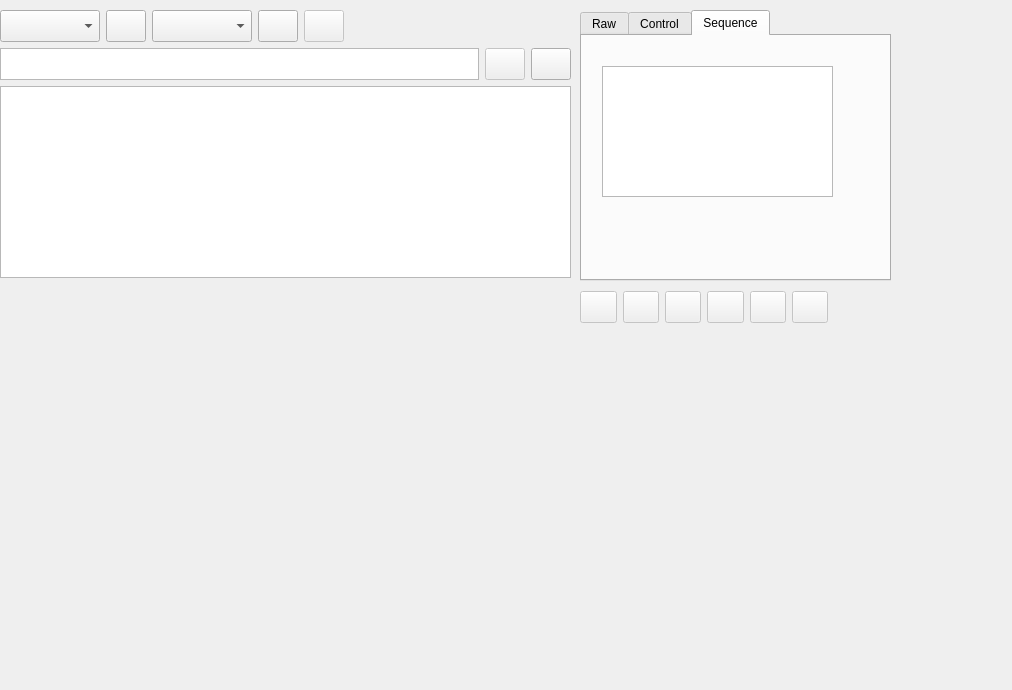
This is stepper_motor_controller_widget.ui in d-molchanov/stepper_motor_controller_widget as Qt 5 draws it before an edit. The edited form follows.
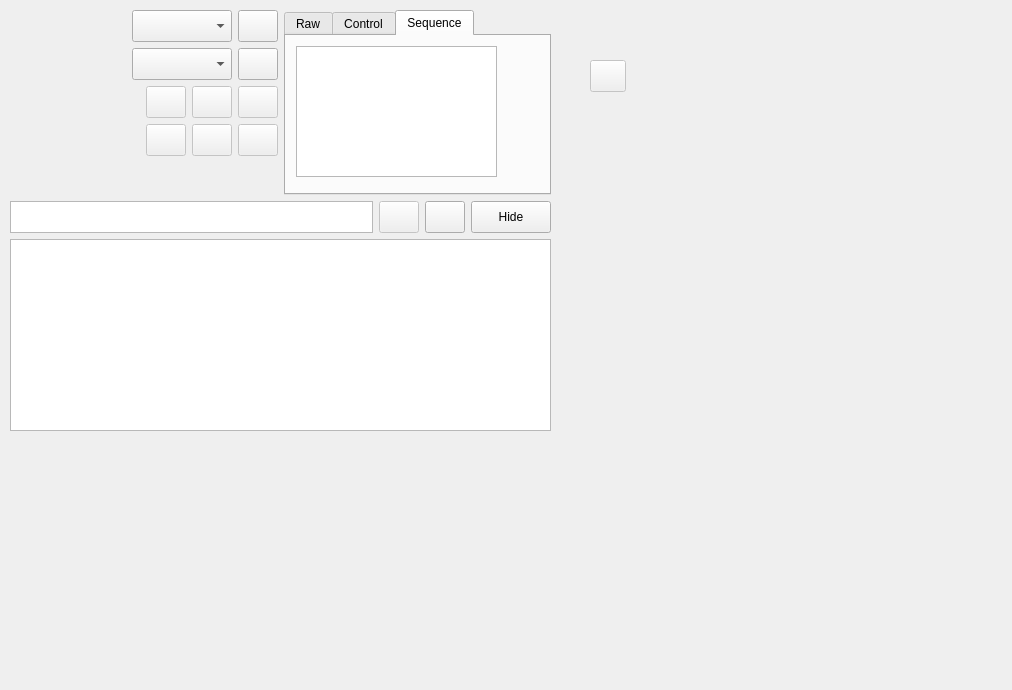
This is the edited form. The open tabs and pages were chosen to show the change. Icons and pictures are not drawn.

Commit message: GUI has been changed.

```diff
--- a/stepper_motor_controller_widget.ui
+++ b/stepper_motor_controller_widget.ui
@@ -19,18 +19,70 @@
   <property name="windowTitle">
    <string>Form</string>
   </property>
-  <widget class="QWidget" name="layoutWidget_2">
+  <widget class="QPushButton" name="pushButtonDisconnect">
+   <property name="enabled">
+    <bool>false</bool>
+   </property>
    <property name="geometry">
     <rect>
-     <x>0</x>
+     <x>590</x>
+     <y>60</y>
+     <width>36</width>
+     <height>32</height>
+    </rect>
+   </property>
+   <property name="minimumSize">
+    <size>
+     <width>0</width>
+     <height>32</height>
+    </size>
+   </property>
+   <property name="toolTip">
+    <string>Disconnect</string>
+   </property>
+   <property name="text">
+    <string/>
+   </property>
+   <property name="icon">
+    <iconset>
+     <normaloff>icons/disconnect.svg</normaloff>icons/disconnect.svg</iconset>
+   </property>
+   <property name="iconSize">
+    <size>
+     <width>24</width>
+     <height>24</height>
+    </size>
+   </property>
+  </widget>
+  <widget class="QWidget" name="">
+   <property name="geometry">
+    <rect>
+     <x>10</x>
      <y>10</y>
-     <width>571</width>
-     <height>321</height>
+     <width>541</width>
+     <height>421</height>
     </rect>
    </property>
-   <layout class="QVBoxLayout" name="verticalLayout_5">
+   <layout class="QVBoxLayout" name="verticalLayout_2">
+    <item>
+     <layout class="QHBoxLayout" name="horizontalLayout_5">
+      <item>
+       <layout class="QVBoxLayout" name="verticalLayout">
     <item>
      <layout class="QHBoxLayout" name="horizontalLayout">
+          <item>
+           <spacer name="horizontalSpacer_4">
+            <property name="orientation">
+             <enum>Qt::Orientation::Horizontal</enum>
+            </property>
+            <property name="sizeHint" stdset="0">
+             <size>
+              <width>40</width>
+              <height>20</height>
+             </size>
+            </property>
+           </spacer>
+          </item>
       <item>
        <widget class="QComboBox" name="comboBoxCOMPorts">
         <property name="sizePolicy">
@@ -73,6 +125,23 @@
         </property>
        </widget>
       </item>
+         </layout>
+        </item>
+        <item>
+         <layout class="QHBoxLayout" name="horizontalLayout_2">
+          <item>
+           <spacer name="horizontalSpacer_3">
+            <property name="orientation">
+             <enum>Qt::Orientation::Horizontal</enum>
+            </property>
+            <property name="sizeHint" stdset="0">
+             <size>
+              <width>40</width>
+              <height>20</height>
+             </size>
+            </property>
+           </spacer>
+          </item>
       <item>
        <widget class="QComboBox" name="comboBoxBaudRate">
         <property name="sizePolicy">
@@ -118,35 +187,10 @@
         </property>
        </widget>
       </item>
-      <item>
-       <widget class="QPushButton" name="pushButtonDisconnect">
-        <property name="enabled">
-         <bool>false</bool>
-        </property>
-        <property name="minimumSize">
-         <size>
-          <width>0</width>
-          <height>32</height>
-         </size>
-        </property>
-        <property name="toolTip">
-         <string>Disconnect</string>
-        </property>
-        <property name="text">
-         <string/>
-        </property>
-        <property name="icon">
-         <iconset>
-          <normaloff>icons/disconnect.svg</normaloff>icons/disconnect.svg</iconset>
-        </property>
-        <property name="iconSize">
-         <size>
-          <width>24</width>
-          <height>24</height>
-         </size>
-        </property>
-       </widget>
-      </item>
+         </layout>
+        </item>
+        <item>
+         <layout class="QHBoxLayout" name="horizontalLayout_3">
       <item>
        <spacer name="horizontalSpacer">
         <property name="orientation">
@@ -160,28 +204,43 @@
         </property>
        </spacer>
       </item>
-     </layout>
-    </item>
     <item>
-     <layout class="QHBoxLayout" name="horizontalLayout_2">
-      <item>
-       <widget class="QTextEdit" name="textEditMessage">
-        <property name="sizePolicy">
-         <sizepolicy hsizetype="Expanding" vsizetype="Fixed">
-          <horstretch>0</horstretch>
-          <verstretch>0</verstretch>
-         </sizepolicy>
-        </property>
-        <property name="maximumSize">
+           <widget class="QPushButton" name="pushButtonStartMotor">
+            <property name="enabled">
+             <bool>false</bool>
+            </property>
+            <property name="minimumSize">
          <size>
-          <width>16777215</width>
+              <width>0</width>
           <height>32</height>
          </size>
         </property>
+            <property name="toolTip">
+             <string>Start Motor</string>
+            </property>
+            <property name="text">
+             <string/>
+            </property>
+            <property name="icon">
+             <iconset>
+              <normaloff>icons/start_motor.svg</normaloff>icons/start_motor.svg</iconset>
+            </property>
+            <property name="iconSize">
+             <size>
+              <width>24</width>
+              <height>24</height>
+             </size>
+            </property>
+            <property name="checkable">
+             <bool>false</bool>
+            </property>
+            <property name="checked">
+             <bool>false</bool>
+            </property>
        </widget>
       </item>
       <item>
-       <widget class="QPushButton" name="pushButtonSend">
+           <widget class="QPushButton" name="pushButtonStopMotor">
         <property name="enabled">
          <bool>false</bool>
         </property>
@@ -210,7 +269,10 @@
        </widget>
       </item>
       <item>
-       <widget class="QPushButton" name="pushButtonClearLogs">
+           <widget class="QPushButton" name="pushButtonPoweroffMotor">
+            <property name="enabled">
+             <bool>false</bool>
+            </property>
         <property name="minimumSize">
          <size>
           <width>0</width>
@@ -238,20 +300,108 @@
      </layout>
     </item>
     <item>
-     <widget class="QTextEdit" name="textEditLogs">
-      <property name="sizePolicy">
-       <sizepolicy hsizetype="Expanding" vsizetype="Fixed">
-        <horstretch>0</horstretch>
-        <verstretch>0</verstretch>
-       </sizepolicy>
-      </property>
+         <layout class="QHBoxLayout" name="horizontalLayout_4">
+          <item>
+           <spacer name="horizontalSpacer_2">
+            <property name="orientation">
+             <enum>Qt::Orientation::Horizontal</enum>
+            </property>
+            <property name="sizeHint" stdset="0">
+             <size>
+              <width>40</width>
+              <height>20</height>
+             </size>
+            </property>
+           </spacer>
+          </item>
+          <item>
+           <widget class="QPushButton" name="pushButtonSetZero">
+            <property name="enabled">
+             <bool>false</bool>
+            </property>
       <property name="minimumSize">
        <size>
-        <width>200</width>
-        <height>0</height>
-       </size>
-      </property>
-     </widget>
+              <width>0</width>
+              <height>32</height>
+             </size>
+            </property>
+            <property name="toolTip">
+             <string>Set Zero</string>
+            </property>
+            <property name="text">
+             <string/>
+            </property>
+            <property name="icon">
+             <iconset>
+              <normaloff>icons/set_zero.svg</normaloff>icons/set_zero.svg</iconset>
+            </property>
+            <property name="iconSize">
+             <size>
+              <width>24</width>
+              <height>24</height>
+             </size>
+            </property>
+           </widget>
+          </item>
+          <item>
+           <widget class="QPushButton" name="pushButtonCheckState">
+            <property name="enabled">
+             <bool>false</bool>
+            </property>
+            <property name="minimumSize">
+             <size>
+              <width>0</width>
+              <height>32</height>
+             </size>
+            </property>
+            <property name="toolTip">
+             <string>Check state</string>
+            </property>
+            <property name="text">
+             <string/>
+            </property>
+            <property name="icon">
+             <iconset>
+              <normaloff>icons/check_state.svg</normaloff>icons/check_state.svg</iconset>
+            </property>
+            <property name="iconSize">
+             <size>
+              <width>24</width>
+              <height>24</height>
+             </size>
+            </property>
+           </widget>
+          </item>
+          <item>
+           <widget class="QPushButton" name="pushButtonMeasure">
+            <property name="enabled">
+             <bool>false</bool>
+            </property>
+            <property name="minimumSize">
+             <size>
+              <width>0</width>
+              <height>32</height>
+             </size>
+            </property>
+            <property name="toolTip">
+             <string>Measure</string>
+            </property>
+            <property name="text">
+             <string/>
+            </property>
+            <property name="icon">
+             <iconset>
+              <normaloff>icons/measure.svg</normaloff>icons/measure.svg</iconset>
+            </property>
+            <property name="iconSize">
+             <size>
+              <width>24</width>
+              <height>24</height>
+             </size>
+            </property>
+           </widget>
+          </item>
+         </layout>
     </item>
     <item>
      <spacer name="verticalSpacer">
@@ -267,16 +417,9 @@
      </spacer>
     </item>
    </layout>
-  </widget>
+      </item>
+      <item>
   <widget class="QTabWidget" name="tabWidget">
-   <property name="geometry">
-    <rect>
-     <x>580</x>
-     <y>10</y>
-     <width>311</width>
-     <height>271</height>
-    </rect>
-   </property>
    <property name="tabPosition">
     <enum>QTabWidget::TabPosition::North</enum>
    </property>
@@ -473,91 +616,38 @@
     <widget class="QTextEdit" name="textEditProgram">
      <property name="geometry">
       <rect>
-       <x>20</x>
-       <y>30</y>
-       <width>231</width>
+            <x>10</x>
+            <y>10</y>
+            <width>201</width>
        <height>131</height>
       </rect>
      </property>
     </widget>
    </widget>
   </widget>
-  <widget class="QWidget" name="">
-   <property name="geometry">
-    <rect>
-     <x>580</x>
-     <y>290</y>
-     <width>248</width>
-     <height>34</height>
-    </rect>
-   </property>
-   <layout class="QHBoxLayout" name="horizontalLayout_3">
-    <item>
-     <widget class="QPushButton" name="pushButtonStartMotor">
-      <property name="enabled">
-       <bool>false</bool>
-      </property>
-      <property name="minimumSize">
-       <size>
-        <width>0</width>
-        <height>32</height>
-       </size>
-      </property>
-      <property name="toolTip">
-       <string>Start Motor</string>
-      </property>
-      <property name="text">
-       <string/>
-      </property>
-      <property name="icon">
-       <iconset>
-        <normaloff>icons/start_motor.svg</normaloff>icons/start_motor.svg</iconset>
-      </property>
-      <property name="iconSize">
-       <size>
-        <width>24</width>
-        <height>24</height>
-       </size>
-      </property>
-      <property name="checkable">
-       <bool>false</bool>
-      </property>
-      <property name="checked">
-       <bool>false</bool>
-      </property>
-     </widget>
-    </item>
+      </item>
+     </layout>
+    </item>
     <item>
-     <widget class="QPushButton" name="pushButtonStopMotor">
-      <property name="enabled">
-       <bool>false</bool>
-      </property>
-      <property name="minimumSize">
+     <layout class="QHBoxLayout" name="horizontalLayout_6">
+      <item>
+       <widget class="QTextEdit" name="textEditMessage">
+        <property name="sizePolicy">
+         <sizepolicy hsizetype="Expanding" vsizetype="Fixed">
+          <horstretch>0</horstretch>
+          <verstretch>0</verstretch>
+         </sizepolicy>
+        </property>
+        <property name="maximumSize">
        <size>
-        <width>0</width>
+          <width>16777215</width>
         <height>32</height>
        </size>
       </property>
-      <property name="toolTip">
-       <string>Stop Motor</string>
-      </property>
-      <property name="text">
-       <string/>
-      </property>
-      <property name="icon">
-       <iconset>
-        <normaloff>icons/stop_motor.svg</normaloff>icons/stop_motor.svg</iconset>
-      </property>
-      <property name="iconSize">
-       <size>
-        <width>24</width>
-        <height>24</height>
-       </size>
-      </property>
      </widget>
     </item>
     <item>
-     <widget class="QPushButton" name="pushButtonPoweroffMotor">
+       <widget class="QPushButton" name="pushButtonSend">
       <property name="enabled">
        <bool>false</bool>
       </property>
@@ -586,10 +676,7 @@
      </widget>
     </item>
     <item>
-     <widget class="QPushButton" name="pushButtonSetZero">
-      <property name="enabled">
-       <bool>false</bool>
-      </property>
+       <widget class="QPushButton" name="pushButtonClearLogs">
       <property name="minimumSize">
        <size>
         <width>0</width>
@@ -615,10 +702,7 @@
      </widget>
     </item>
     <item>
-     <widget class="QPushButton" name="pushButtonCheckState">
-      <property name="enabled">
-       <bool>false</bool>
-      </property>
+       <widget class="QPushButton" name="pushButtonHideLogs">
       <property name="minimumSize">
        <size>
         <width>0</width>
@@ -629,7 +713,7 @@
        <string>Check state</string>
       </property>
       <property name="text">
-       <string/>
+         <string>Hide</string>
       </property>
       <property name="icon">
        <iconset>
@@ -643,31 +727,20 @@
       </property>
      </widget>
     </item>
+     </layout>
+    </item>
     <item>
-     <widget class="QPushButton" name="pushButtonMeasure">
-      <property name="enabled">
-       <bool>false</bool>
+     <widget class="QTextEdit" name="textEditLogs">
+      <property name="sizePolicy">
+       <sizepolicy hsizetype="Expanding" vsizetype="Fixed">
+        <horstretch>0</horstretch>
+        <verstretch>0</verstretch>
+       </sizepolicy>
       </property>
       <property name="minimumSize">
        <size>
-        <width>0</width>
-        <height>32</height>
-       </size>
-      </property>
-      <property name="toolTip">
-       <string>Measure</string>
-      </property>
-      <property name="text">
-       <string/>
-      </property>
-      <property name="icon">
-       <iconset>
-        <normaloff>icons/measure.svg</normaloff>icons/measure.svg</iconset>
-      </property>
-      <property name="iconSize">
-       <size>
-        <width>24</width>
-        <height>24</height>
+        <width>200</width>
+        <height>0</height>
        </size>
       </property>
      </widget>
```
Left out of the diff: 24 changed lines with no effect on the pictures. Lines whose indentation alone changed are shown as unchanged. The commit also changes 1 other file.
